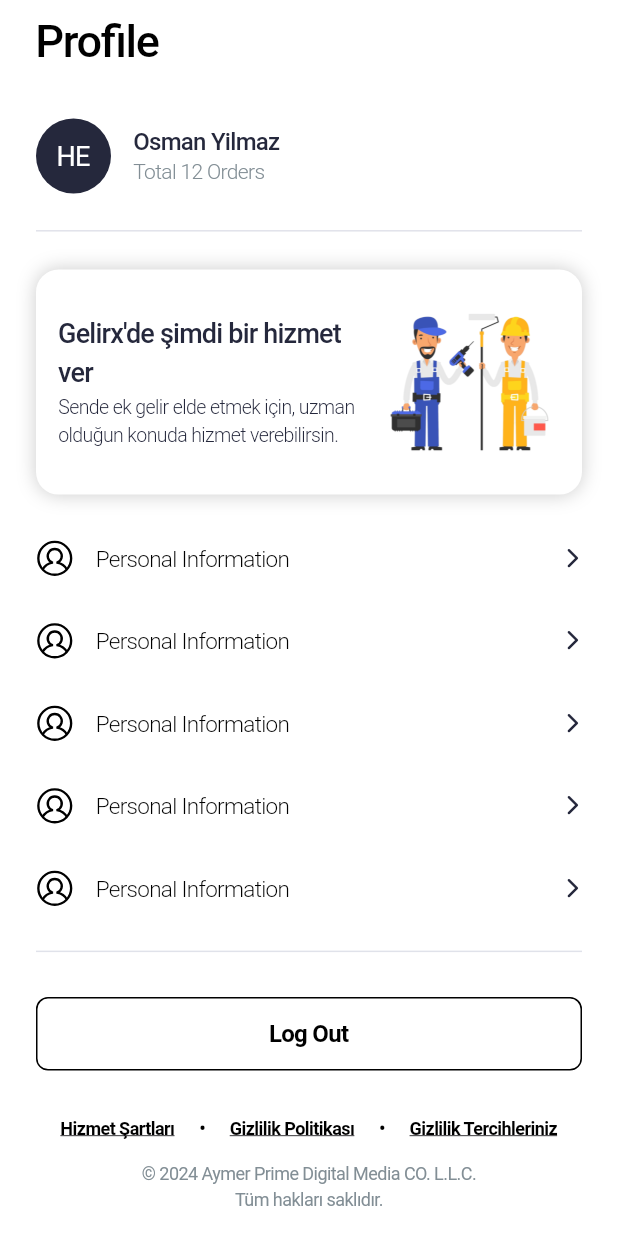
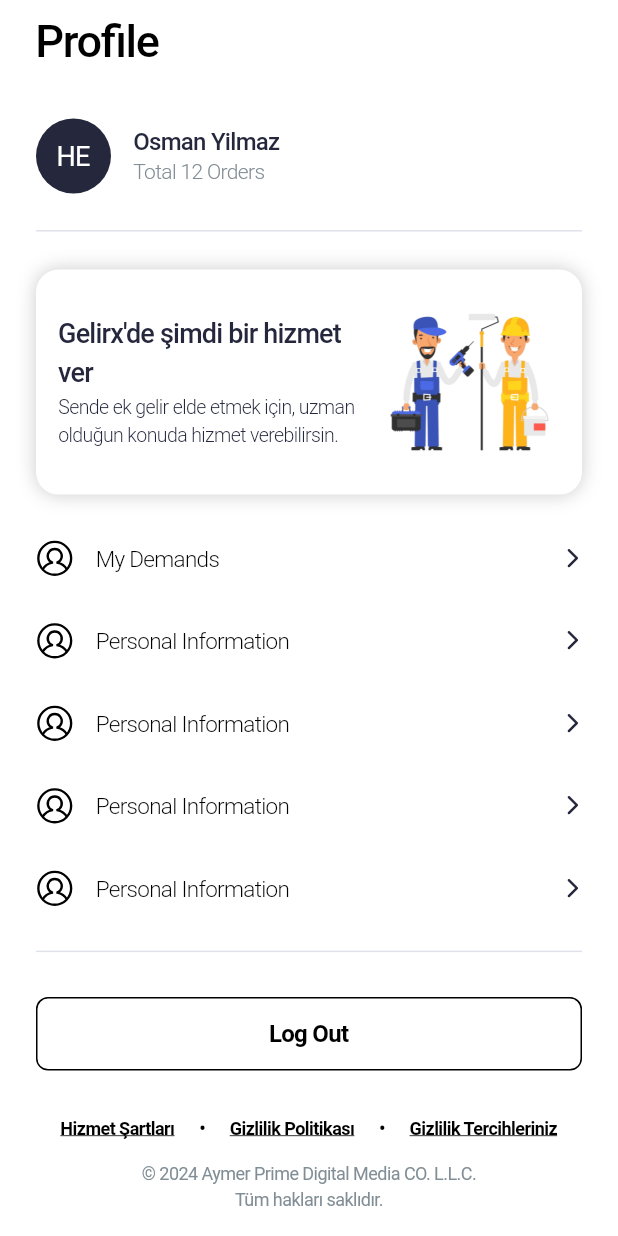
Before and after one commit to aymer-prime/gelirx, a Flutter app: the ProfilePage screen opened directly, on a phone screen of 412 x 824 dp. Run offline on Flutter 3.47's test engine with Material 3 defaults, Android fonts, the phone set to English and light mode, and no system bars; our stand-ins replace another_flushbar, auto_route, bloc, cached_network_image, cloud_firestore, connectivity_plus and 29 more; missing offline and left inert: flutter_callkit_incoming, flutter_map_cancellable_tile_provider, geolocator_platform_interface; accounts and stored records are empty; network calls fail.

```diff
--- /dev/null
+++ b/lib/features/booking/domain/entities/booking_entity.dart
@@ -0,0 +1,20 @@
+import 'package:freezed_annotation/freezed_annotation.dart';
+
+part 'booking_entity.freezed.dart';
+
+@freezed
+abstract class Booking with _$Booking {
+  const factory Booking({
+    required String id,
+    required String userId,
+    required String masterId,
+    required String categoryId,
+    required String latitude,
+    required String longitude,
+    required String address,
+    required String description,
+    required String status,
+    required DateTime sendingDate,
+    required DateTime processDate,
+  }) = _Booking;
+}
--- a/lib/features/booking/domain/i_booking_repository.dart
+++ b/lib/features/booking/domain/i_booking_repository.dart
@@ -1,9 +1,7 @@
-import 'dart:async';
-import 'dart:ffi';
 import 'package:dartz/dartz.dart';
 import 'package:gelirx/app/network/api_exception.dart';
-import 'entities/service_entity.dart';
+import 'package:gelirx/features/booking/domain/entities/booking_entity.dart';
 
 abstract class IBookingRepository {
-  //Future<Either<ApiException, UserEntity>> signInWithGoogle();
+  Future<Either<ApiException, List<Booking>>> getUserBookings(String userId);
 }
--- /dev/null
+++ b/lib/features/booking/presentation/bloc/booking_event.dart
@@ -0,0 +1,6 @@
+part of 'booking_bloc.dart';
+
+@freezed
+class BookingEvent with _$BookingEvent {
+  const factory BookingEvent.getBookings(String userId) = _GetBookings;
+}
--- a/lib/features/profile/presentation/pages/profile_page.dart
+++ b/lib/features/profile/presentation/pages/profile_page.dart
@@ -43,8 +43,8 @@ class ProfilePage extends StatelessWidget {
                       ),
                       Text(
                         AppStrings.profile,
-                      style:
-                      getTextStyle(AppSize.s30, FontWeight.w500, Colors.black),
+                        style: getTextStyle(
+                            AppSize.s30, FontWeight.w500, Colors.black),
                       ),
                       const SizedBox(height: AppSize.s30),
                       Row(
@@ -65,13 +65,17 @@ class ProfilePage extends StatelessWidget {
                             children: [
                               Text(
                                 "Osman Yilmaz",
-                              style: getTextStyle(AppSize.s16, FontWeight.w500,
+                                style: getTextStyle(
+                                        AppSize.s16,
+                                        FontWeight.w500,
                                         ColorManager.welcomeTextColor)
                                     .copyWith(height: 1.25),
                               ),
                               Text(
                                 "Total 12 Orders",
-                              style: getTextStyle(AppSize.s14, FontWeight.w300,
+                                style: getTextStyle(
+                                        AppSize.s14,
+                                        FontWeight.w300,
                                         ColorManager.tabBarColor)
                                     .copyWith(height: 1.25),
                               )
@@ -85,7 +89,8 @@ class ProfilePage extends StatelessWidget {
                         color: Color(0xffe0e2ea),
                       ),
                       SizedBox(height: AppSize.s25.h),
-                  ],),
+                    ],
+                  ),
                 ),
                 Padding(
                   padding: EdgeInsets.symmetric(horizontal: AppSize.s24),
@@ -95,7 +100,8 @@ class ProfilePage extends StatelessWidget {
                         borderRadius: BorderRadius.circular(AppSize.s15),
                         boxShadow: [
                           BoxShadow(
-                              blurRadius: 10, color: Color.fromARGB(51, 0, 0, 0))
+                              blurRadius: 10,
+                              color: Color.fromARGB(51, 0, 0, 0))
                         ]),
                     child: Padding(
                       padding: const EdgeInsets.all(AppSize.s15),
@@ -137,16 +143,18 @@ class ProfilePage extends StatelessWidget {
                       SizedBox(
                         height: AppSize.s15,
                       ),
-                  _buildInfoRow(
-                      ImageAssets.navbarProfile, "Personal Information"),
-                  _buildInfoRow(
-                      ImageAssets.navbarProfile, "Personal Information"),
-                  _buildInfoRow(
-                      ImageAssets.navbarProfile, "Personal Information"),
-                  _buildInfoRow(
-                      ImageAssets.navbarProfile, "Personal Information"),
-                  _buildInfoRow(
-                      ImageAssets.navbarProfile, "Personal Information"),
+                      _buildInfoRow(ImageAssets.navbarProfile, "My Demands",
+                          () {
+                        context.router.push(const BookingHistoryRoute());
+                      }),
+                      _buildInfoRow(ImageAssets.navbarProfile,
+                          "Personal Information", () {}),
+                      _buildInfoRow(ImageAssets.navbarProfile,
+                          "Personal Information", () {}),
+                      _buildInfoRow(ImageAssets.navbarProfile,
+                          "Personal Information", () {}),
+                      _buildInfoRow(ImageAssets.navbarProfile,
+                          "Personal Information", () {}),
                       SizedBox(
                         height: AppSize.s15,
                       ),
@@ -163,8 +171,8 @@ class ProfilePage extends StatelessWidget {
                           onPressed: () {},
                           style: ElevatedButton.styleFrom(
                             backgroundColor: Colors.transparent,
-                        padding:
-                        const EdgeInsets.symmetric(vertical: AppSize.s15),
+                            padding: const EdgeInsets.symmetric(
+                                vertical: AppSize.s15),
                             shape: RoundedRectangleBorder(
                               side: BorderSide(color: Colors.black),
                               borderRadius: BorderRadius.circular(AppSize.s8),
@@ -183,28 +191,31 @@ class ProfilePage extends StatelessWidget {
                         children: [
                           Text(
                             "Hizmet Şartları",
-                        style: getTextStyle(
-                            AppSize.s12, FontWeight.w600, ColorManager.black).copyWith(decoration: TextDecoration.underline),
+                            style: getTextStyle(AppSize.s12, FontWeight.w600,
+                                    ColorManager.black)
+                                .copyWith(decoration: TextDecoration.underline),
                           ),
                           Text(
                             "•",
-                        style: getTextStyle(
-                            AppSize.s12, FontWeight.w600, ColorManager.black),
+                            style: getTextStyle(AppSize.s12, FontWeight.w600,
+                                ColorManager.black),
                           ),
                           Text(
                             "Gizlilik Politikası",
-                        style: getTextStyle(
-                            AppSize.s12, FontWeight.w600, ColorManager.black).copyWith(decoration: TextDecoration.underline),
+                            style: getTextStyle(AppSize.s12, FontWeight.w600,
+                                    ColorManager.black)
+                                .copyWith(decoration: TextDecoration.underline),
                           ),
                           Text(
                             "•",
-                        style: getTextStyle(
-                            AppSize.s12, FontWeight.w600, ColorManager.black),
+                            style: getTextStyle(AppSize.s12, FontWeight.w600,
+                                ColorManager.black),
                           ),
                           Text(
                             "Gizlilik Tercihleriniz",
-                        style: getTextStyle(
-                            AppSize.s12, FontWeight.w600, ColorManager.black).copyWith(decoration: TextDecoration.underline),
+                            style: getTextStyle(AppSize.s12, FontWeight.w600,
+                                    ColorManager.black)
+                                .copyWith(decoration: TextDecoration.underline),
                           )
                         ],
                       ),
@@ -216,14 +227,15 @@ class ProfilePage extends StatelessWidget {
                         child: Text(
                           "© 2024 Aymer Prime Digital Media CO. L.L.C.\nTüm hakları saklıdır.",
                           style: getTextStyle(
-                          AppSize.s12, FontWeight.w400, Color(0xff828e95)),textAlign: TextAlign.center,
+                              AppSize.s12, FontWeight.w400, Color(0xff828e95)),
+                          textAlign: TextAlign.center,
                         ),
                       ),
-
                       SizedBox(
                         height: AppSize.s100,
                       ),
-                ],),
+                    ],
+                  ),
                 )
                 // Container(
                 //   padding: const EdgeInsets.all(
@@ -332,9 +344,11 @@ class ProfilePage extends StatelessWidget {
     );
   }
 
-  Widget _buildInfoRow(String icon, String title) {
+  Widget _buildInfoRow(String icon, String title, VoidCallback onTap) {
     return Padding(
       padding: const EdgeInsets.symmetric(vertical: AppSize.s15),
+      child: GestureDetector(
+        onTap: onTap,
         child: Row(
           children: [
             SvgPicture.asset(
@@ -356,6 +370,7 @@ class ProfilePage extends StatelessWidget {
             )
           ],
         ),
+      ),
     );
   }
 }
```
Also changed, not shown: lib/features/booking/data/booking_repository.dart (+40 -4 lines), lib/features/booking/data/dtos/booking_dto.dart (added, +26 -0 lines), lib/features/booking/data/mappers/mappers.dart (added, +20 -0 lines), lib/features/booking/domain/usecases/booking_usecase.dart (deleted, +0 -30 lines), lib/features/booking/presentation/bloc/booking_bloc.dart (added, +25 -0 lines), lib/features/booking/presentation/bloc/booking_state.dart (added, +10 -0 lines), lib/features/booking/presentation/pages/booking_page.dart (+70 -33 lines), lib/app/injector/injection.config.dart, lib/features/booking/data/dtos/booking_dto.freezed.dart (added), lib/features/booking/data/dtos/booking_dto.g.dart (added), lib/features/booking/domain/entities/booking_entity.freezed.dart (added), lib/features/booking/presentation/bloc/booking_bloc.freezed.dart (added). Lines whose indentation alone changed are shown as unchanged.
